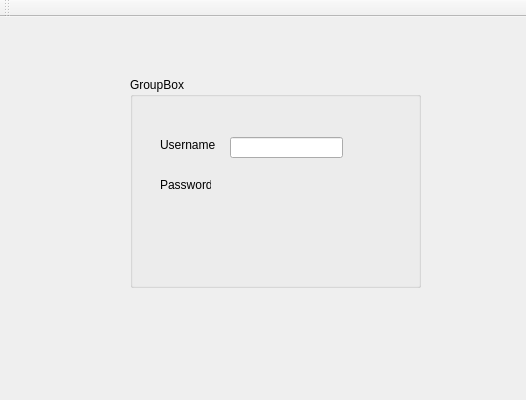
Before: the Qt Designer form Scribble/Scribble/Login.ui in PopescuFilip/Scribble, drawn with Qt 5; both pictures show x 0 to 526 and y 0 to 400 of the 1052 by 400 pixel window.
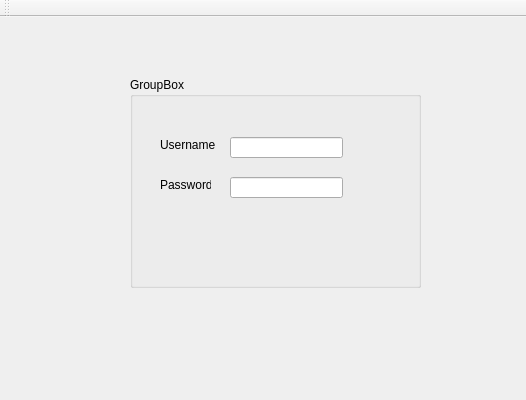
After: the same form once the commit is applied.

Commit message: Added line edit for password

The edit to the form file:
```diff
--- a/Scribble/Scribble/Login.ui
+++ b/Scribble/Scribble/Login.ui
@@ -62,6 +62,16 @@
       </rect>
      </property>
     </widget>
+    <widget class="QLineEdit" name="lineEdit_2">
+     <property name="geometry">
+      <rect>
+       <x>100</x>
+       <y>100</y>
+       <width>113</width>
+       <height>21</height>
+      </rect>
+     </property>
+    </widget>
    </widget>
   </widget>
   <widget class="QMenuBar" name="menuBar">
```
